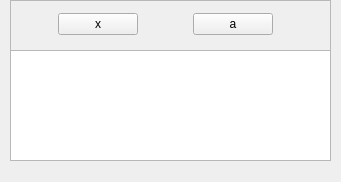
Before: the Qt Designer form single_list_selector.ui in heinz-preisig/ProMo-packages-Common, drawn with Qt 5.
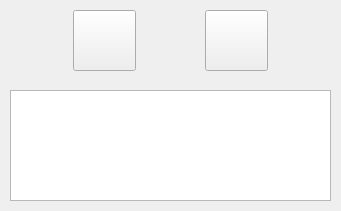
After: the same form once the commit is applied.

Commit message: fixed problems with buttons in various places

The edit to the form file:
```diff
--- a/single_list_selector.ui
+++ b/single_list_selector.ui
@@ -10,7 +10,7 @@
     <x>0</x>
     <y>0</y>
     <width>341</width>
-    <height>182</height>
+    <height>211</height>
    </rect>
   </property>
   <property name="windowTitle">
@@ -20,7 +20,7 @@
    <property name="geometry">
     <rect>
      <x>10</x>
-     <y>50</y>
+     <y>90</y>
      <width>321</width>
      <height>111</height>
     </rect>
@@ -29,31 +29,19 @@
     <bool>true</bool>
    </property>
   </widget>
-  <widget class="QFrame" name="myframe">
-   <property name="geometry">
-    <rect>
-     <x>10</x>
-     <y>0</y>
-     <width>321</width>
-     <height>51</height>
-    </rect>
-   </property>
-   <property name="frameShape">
-    <enum>QFrame::StyledPanel</enum>
-   </property>
-   <property name="frameShadow">
-    <enum>QFrame::Raised</enum>
-   </property>
    <widget class="QWidget" name="layoutWidget">
     <property name="geometry">
      <rect>
-      <x>0</x>
+     <x>10</x>
       <y>10</y>
-      <width>311</width>
-      <height>29</height>
+     <width>321</width>
+     <height>61</height>
      </rect>
     </property>
     <layout class="QHBoxLayout" name="horizontalLayout">
+    <property name="sizeConstraint">
+     <enum>QLayout::SetMinAndMaxSize</enum>
+    </property>
      <item>
       <spacer name="horizontalSpacer_3">
        <property name="orientation">
@@ -70,7 +58,7 @@
      <item>
       <widget class="QPushButton" name="pushLeft">
        <property name="sizePolicy">
-        <sizepolicy hsizetype="Fixed" vsizetype="Fixed">
+       <sizepolicy hsizetype="Expanding" vsizetype="Expanding">
          <horstretch>0</horstretch>
          <verstretch>0</verstretch>
         </sizepolicy>
@@ -82,7 +70,13 @@
         <string>exit dialog</string>
        </property>
        <property name="text">
-        <string>x</string>
+       <string/>
+      </property>
+      <property name="iconSize">
+       <size>
+        <width>60</width>
+        <height>60</height>
+       </size>
        </property>
        <property name="autoDefault">
         <bool>false</bool>
@@ -105,7 +99,7 @@
      <item>
       <widget class="QPushButton" name="pushRight">
        <property name="sizePolicy">
-        <sizepolicy hsizetype="Fixed" vsizetype="Fixed">
+       <sizepolicy hsizetype="Expanding" vsizetype="Expanding">
          <horstretch>0</horstretch>
          <verstretch>0</verstretch>
         </sizepolicy>
@@ -117,7 +111,13 @@
         <string>accept selection</string>
        </property>
        <property name="text">
-        <string>a</string>
+       <string/>
+      </property>
+      <property name="iconSize">
+       <size>
+        <width>60</width>
+        <height>60</height>
+       </size>
        </property>
        <property name="autoDefault">
         <bool>false</bool>
@@ -138,7 +138,6 @@
       </spacer>
      </item>
     </layout>
-   </widget>
   </widget>
  </widget>
  <resources/>
```
Lines whose indentation alone changed are shown as unchanged. The commit also changes 7 other files.
